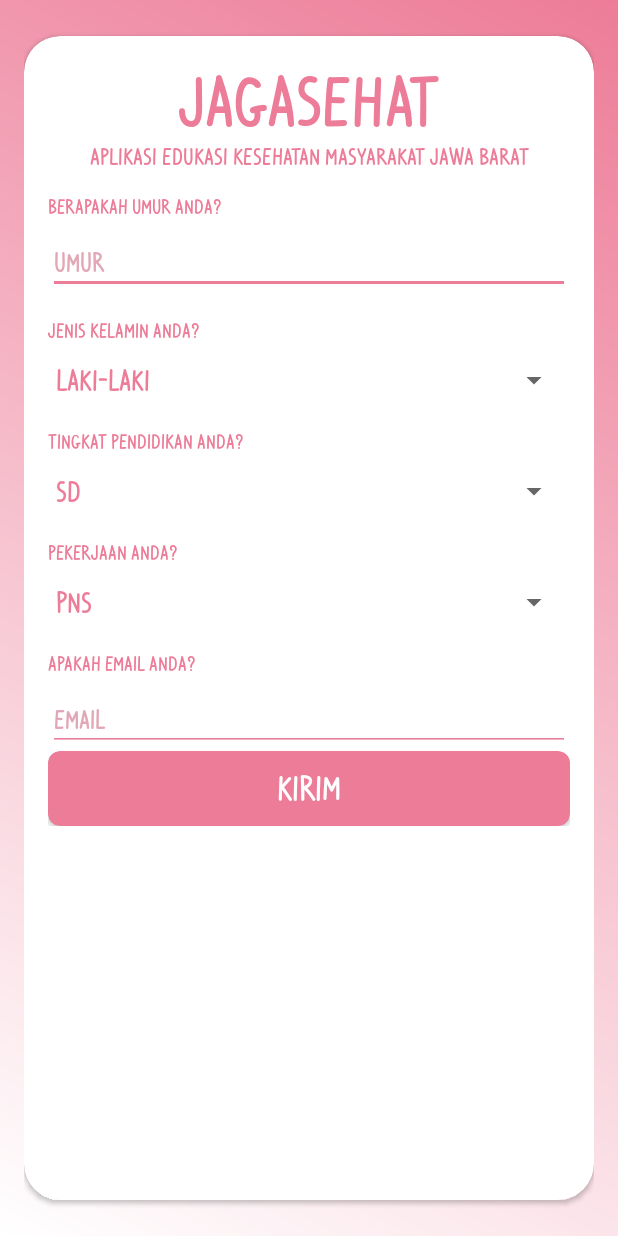
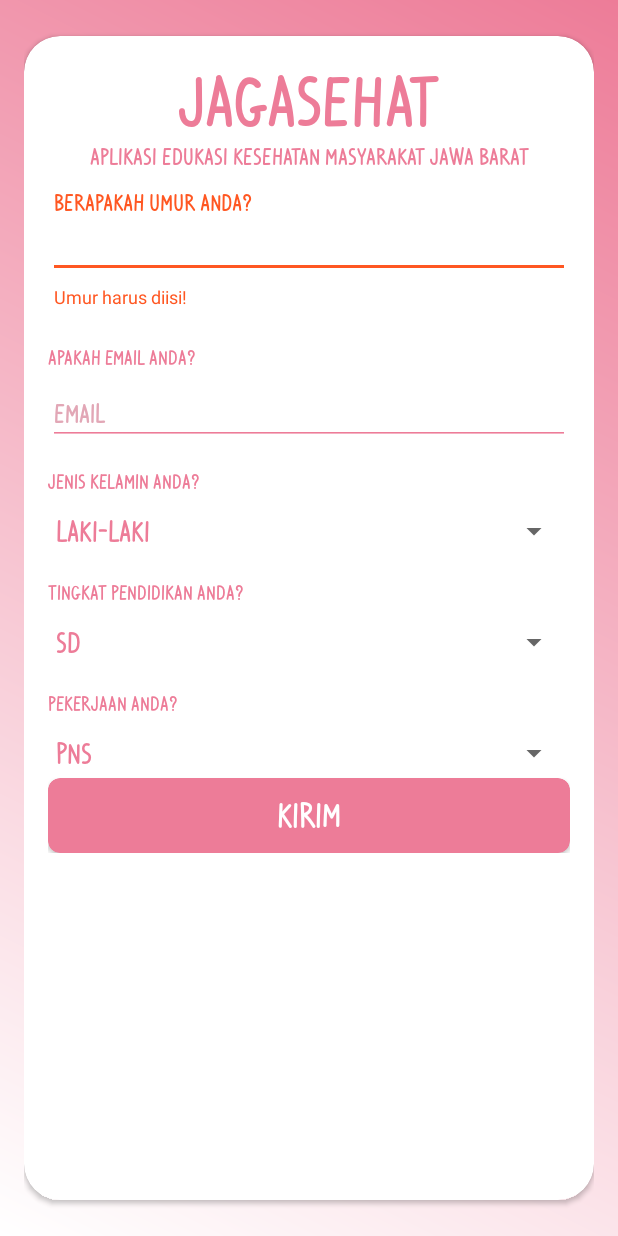
Before and after one commit to muhamistau/Perantara, an Android app: the FormActivity screen opened directly, with no data from a screen before it, after a tap on "Kirim", on a phone screen of 412 x 824 dp. Run offline under Robolectric (Android 15) with nearby library versions, the light colour scheme and no system bars; our stand-ins replace Firebase (no records; nobody signed in at launch, a user with empty details on screens opened directly).

Commit message:
Form Page update and fix

```diff
--- a/app/build.gradle
+++ b/app/build.gradle
@@ -23,6 +23,8 @@ dependencies {
     implementation 'com.android.support:appcompat-v7:27.1.1'
     implementation 'com.android.support.constraint:constraint-layout:1.1.0'
     implementation 'com.android.support:support-v4:27.1.1'
+    implementation 'com.google.firebase:firebase-core:16.0.0'
+    implementation 'com.google.firebase:firebase-database:16.0.1'
     testImplementation 'junit:junit:4.12'
     androidTestImplementation 'com.android.support.test:runner:1.0.2'
     androidTestImplementation 'com.android.support.test.espresso:espresso-core:3.0.2'
@@ -30,3 +32,5 @@ dependencies {
     implementation 'com.android.support:cardview-v7:27.1.1'
     implementation 'com.tbuonomo.andrui:viewpagerdotsindicator:2.0.3'
 }
+
+apply plugin: 'com.google.gms.google-services'
--- a/app/src/main/AndroidManifest.xml
+++ b/app/src/main/AndroidManifest.xml
@@ -1,6 +1,8 @@
 <?xml version="1.0" encoding="utf-8"?>
 <manifest xmlns:android="http://schemas.android.com/apk/res/android"
     package="com.example.islam.jagasehat">
+
+    <uses-permission android:name="android.permission.INTERNET" />
 
     <application
         android:allowBackup="true"
--- a/app/src/main/java/com/example/islam/jagasehat/FormActivity.java
+++ b/app/src/main/java/com/example/islam/jagasehat/FormActivity.java
@@ -2,44 +2,101 @@ package com.example.islam.jagasehat;
 
 import android.content.Intent;
 import android.support.design.widget.Snackbar;
+import android.support.design.widget.TextInputEditText;
+import android.support.design.widget.TextInputLayout;
 import android.support.v7.app.AppCompatActivity;
 import android.os.Bundle;
+import android.support.v7.widget.CardView;
+import android.text.TextUtils;
 import android.view.View;
 import android.widget.AdapterView;
 import android.widget.ArrayAdapter;
+import android.widget.EditText;
 import android.widget.Spinner;
 import android.widget.Toast;
 
+import com.google.firebase.database.DatabaseReference;
+import com.google.firebase.database.FirebaseDatabase;
+
 public class FormActivity extends AppCompatActivity {
 
-    String[] jenisKelamin = {"Laki-laki", "Perempuan"};
+    private DatabaseReference mDatabase;
+    TextInputLayout umurInputLayout;
+    TextInputEditText umur;
+    EditText email;
+    Spinner spinJK;
+    Spinner spinPendidikan;
+    Spinner spinPekerjaan;
+    CardView kirim;
 
     @Override
     protected void onCreate(Bundle savedInstanceState) {
         super.onCreate(savedInstanceState);
         setContentView(R.layout.activity_form);
 
-        Spinner spinJK = (Spinner) findViewById(R.id.spinnerJK);
+        umurInputLayout = (TextInputLayout) findViewById(R.id.umurTextInputlayout);
+        umur = (TextInputEditText) findViewById(R.id.umurEditText);
+
+        spinJK = (Spinner) findViewById(R.id.spinnerJK);
         ArrayAdapter<CharSequence> adapterJK = ArrayAdapter.createFromResource(this, R.array.jk_array, R.layout.spinner_item);
         adapterJK.setDropDownViewResource(android.R.layout.simple_spinner_dropdown_item);
         spinJK.setAdapter(adapterJK);
 
-        Spinner spinPendidikan = (Spinner) findViewById(R.id.spinnerPendidikan);
+        spinPendidikan = (Spinner) findViewById(R.id.spinnerPendidikan);
         ArrayAdapter<CharSequence> adapterPendidikan = ArrayAdapter.createFromResource(this, R.array.pendidikan_array, R.layout.spinner_item);
         adapterPendidikan.setDropDownViewResource(android.R.layout.simple_spinner_dropdown_item);
         spinPendidikan.setAdapter(adapterPendidikan);
 
-        Spinner spinPekerjaan = (Spinner) findViewById(R.id.spinnerPekerjaan);
+        spinPekerjaan = (Spinner) findViewById(R.id.spinnerPekerjaan);
         ArrayAdapter<CharSequence> adapterPekerjaan = ArrayAdapter.createFromResource(this, R.array.pekerjaan_array, R.layout.spinner_item);
         adapterPekerjaan.setDropDownViewResource(android.R.layout.simple_spinner_dropdown_item);
         spinPekerjaan.setAdapter(adapterPekerjaan);
+
+        email = (EditText) findViewById(R.id.emailEditText);
+
+        kirim = (CardView) findViewById(R.id.cardkirim);
+
+        kirim.setOnClickListener(new View.OnClickListener() {
+            @Override
+            public void onClick(View v) {
+                kirimData();
+            }
+        });
     }
 
-    void next (View view) {
 
-        Intent intent = new Intent(FormActivity.this, DaftarActivity.class);
-        startActivity(intent);
-        overridePendingTransition(R.anim.slide_in_up, R.anim.slide_out_up);
+    void kirimData() {
+
+        if (TextUtils.isEmpty(umur.getText())) {
+
+            umurInputLayout.setError(getString(R.string.umur_error));
+            umurInputLayout.requestFocus();
+
+        } else {
+
+            mDatabase = FirebaseDatabase.getInstance().getReference();
+
+            //Getting Values
+            int umurAngka = Integer.parseInt(umur.getText().toString());
+            String jkText = spinJK.getSelectedItem().toString();
+            String pendidikanText = spinPendidikan.getSelectedItem().toString();
+            String pekerjaanText = spinPekerjaan.getSelectedItem().toString();
+            String emailText = email.getText().toString();
+
+            //Creating new user node
+            String userId = mDatabase.push().getKey();
+
+            //Creating user Object
+            User user = new User(umurAngka, jkText, pendidikanText, pekerjaanText, emailText);
+
+            //Pushing user to 'users node using userID
+            mDatabase.child("users").child(userId).setValue(user);
+
+            Intent intent = new Intent(FormActivity.this, DaftarActivity.class);
+            startActivity(intent);
+            overridePendingTransition(R.anim.slide_in_up, R.anim.slide_out_up);
+        }
 
     }
+
 }
--- /dev/null
+++ b/app/src/main/java/com/example/islam/jagasehat/User.java
@@ -0,0 +1,19 @@
+package com.example.islam.jagasehat;
+
+public class User {
+
+    int umur;
+    String jk, pendidikan, pekerjaan, email;
+
+    public User() {
+
+    }
+
+    public User(int umur, String jk, String pendidikan, String pekerjaan, String email) {
+        this.umur = umur;
+        this.jk = jk;
+        this.pendidikan = pendidikan;
+        this.pekerjaan = pekerjaan;
+        this.email = email;
+    }
+}
--- a/app/src/main/res/layout/activity_form.xml
+++ b/app/src/main/res/layout/activity_form.xml
@@ -55,26 +55,61 @@
                     android:layout_centerInParent="true"
                     android:orientation="vertical">
 
+                    <android.support.design.widget.TextInputLayout
+                        android:id="@+id/umurTextInputlayout"
+                        android:layout_width="match_parent"
+                        android:layout_height="wrap_content"
+                        android:layout_marginBottom="8dp"
+                        android:layout_marginTop="16dp"
+                        app:hintTextAppearance="@style/TextInput"
+                        android:textColorHint="@color/colorPrimary">
+
+                    <android.support.design.widget.TextInputEditText
+                            android:id="@+id/umurEditText"
+                            android:layout_width="match_parent"
+                            android:layout_height="wrap_content"
+                            android:backgroundTint="@color/colorPrimary"
+                            android:fontFamily="@font/ventura_edding"
+                            android:hint="Berapakah Umur anda?"
+                            android:inputType="number"
+                            android:maxLength="2"
+                            android:textColor="@color/colorPrimary"
+                            android:textColorHint="#FFE2A7B6" />
+
+                    </android.support.design.widget.TextInputLayout>
+
                     <TextView
-                        android:id="@+id/pertanyaanUmur"
+                        android:id="@+id/pertanyaanEmail"
                         android:layout_width="wrap_content"
                         android:layout_height="wrap_content"
                         android:layout_marginBottom="8dp"
                         android:layout_marginTop="16dp"
                         android:fontFamily="@font/ventura_edding"
-                        android:text="Berapakah Umur Anda?"
+                        android:text="Apakah Email Anda?"
                         android:textColor="@color/colorPrimary" />
 
                     <EditText
-                        android:id="@+id/umurEditText"
+                        android:id="@+id/emailEditText"
                         android:layout_width="match_parent"
                         android:layout_height="wrap_content"
                         android:backgroundTint="@color/colorPrimary"
                         android:fontFamily="@font/ventura_edding"
-                        android:hint="Umur"
-                        android:inputType="number"
+                        android:hint="Email"
+                        android:inputType="textEmailAddress"
                         android:textColor="@color/colorPrimary"
                         android:textColorHint="#FFE2A7B6" />
+
+                    <!--<EditText-->
+                    <!--android:id="@+id/umurEditText"-->
+                    <!--android:layout_width="match_parent"-->
+                    <!--android:layout_height="wrap_content"-->
+                    <!--android:backgroundTint="@color/colorPrimary"-->
+                    <!--android:fontFamily="@font/ventura_edding"-->
+                    <!--android:hint="Umur"-->
+                    <!--android:maxLength="2"-->
+                    <!--android:inputType="number"-->
+                    <!--android:textColor="@color/colorPrimary"-->
+                    <!--android:textColorHint="#FFE2A7B6" />-->
 
                     <TextView
                         android:id="@+id/pertanyaanJK"
@@ -125,31 +160,12 @@
                         android:layout_height="match_parent"
                         android:fontFamily="@font/ventura_edding" />
 
-                    <TextView
-                        android:id="@+id/pertanyaanEmail"
-                        android:layout_width="wrap_content"
-                        android:layout_height="wrap_content"
-                        android:layout_marginBottom="8dp"
-                        android:layout_marginTop="16dp"
-                        android:fontFamily="@font/ventura_edding"
-                        android:text="Apakah Email Anda?"
-                        android:textColor="@color/colorPrimary" />
-
-                    <EditText
-                        android:id="@+id/emailEditText"
-                        android:layout_width="match_parent"
-                        android:layout_height="wrap_content"
-                        android:backgroundTint="@color/colorPrimary"
-                        android:fontFamily="@font/ventura_edding"
-                        android:hint="Email"
-                        android:inputType="textEmailAddress"
-                        android:textColor="@color/colorPrimary"
-                        android:textColorHint="#FFE2A7B6" />
-
                     <android.support.v7.widget.CardView
+                        android:id="@+id/cardkirim"
                         android:layout_width="match_parent"
                         android:layout_height="50dp"
-                        android:onClick="next"
+                        android:clickable="true"
+                        android:foreground="?android:selectableItemBackground"
                         app:cardBackgroundColor="@color/colorPrimary"
                         app:cardCornerRadius="8dp">
 
--- a/app/src/main/res/values/strings.xml
+++ b/app/src/main/res/values/strings.xml
@@ -30,4 +30,5 @@
     <string name="pengenalan_drajat2">Dokter Drajat merupakan dokter spesialis bedah onkologi Rumah Sakit Hsan Sadikin (RSHS) Bandung. Beliau juga pernah menjabat sebagai PP Perhimpunan Onkologi Indonesia Periode 2010-2014.</string>
     <string name="pengenalan_ahyani">dr. Ahyani Raksanagara, M.Kes</string>
     <string name="pengenalan_ahyani2">Dokter yang pernah terdiagnosis kanker payudara namun telah berhasil menjalani seluruh prodesur pengobatan sehingga mampu kembali beraktivitas secara normal. Saat ini Dokter Ahyani merupakan Kepala Dinas Kesehatan Kota Bandung</string>
+    <string name="umur_error">Umur harus diisi!</string>
 </resources>
--- a/app/src/main/res/values/styles.xml
+++ b/app/src/main/res/values/styles.xml
@@ -6,6 +6,7 @@
         <item name="colorPrimary">@color/colorPrimary</item>
         <item name="colorPrimaryDark">@color/colorPrimaryDark</item>
         <item name="colorAccent">@color/colorAccent</item>
+        <item name="colorControlNormal">@color/colorPrimary</item>
     </style>
 
     <style name="SplashTheme" parent="Theme.AppCompat.NoActionBar">
@@ -17,4 +18,8 @@
         <item name="android:statusBarColor">@color/colorPrimaryDark</item>
     </style>
 
+    <style name="TextInput" parent="@android:style/TextAppearance">
+        <item name="android:textColor">@color/colorPrimary</item>
+    </style>
+
 </resources>
--- a/build.gradle
+++ b/build.gradle
@@ -12,6 +12,7 @@ buildscript {
 
         // NOTE: Do not place your application dependencies here; they belong
         // in the individual module build.gradle files
+        classpath 'com.google.gms:google-services:4.0.0'
     }
 }
 
```
Also changed, not shown: 1 other file.
